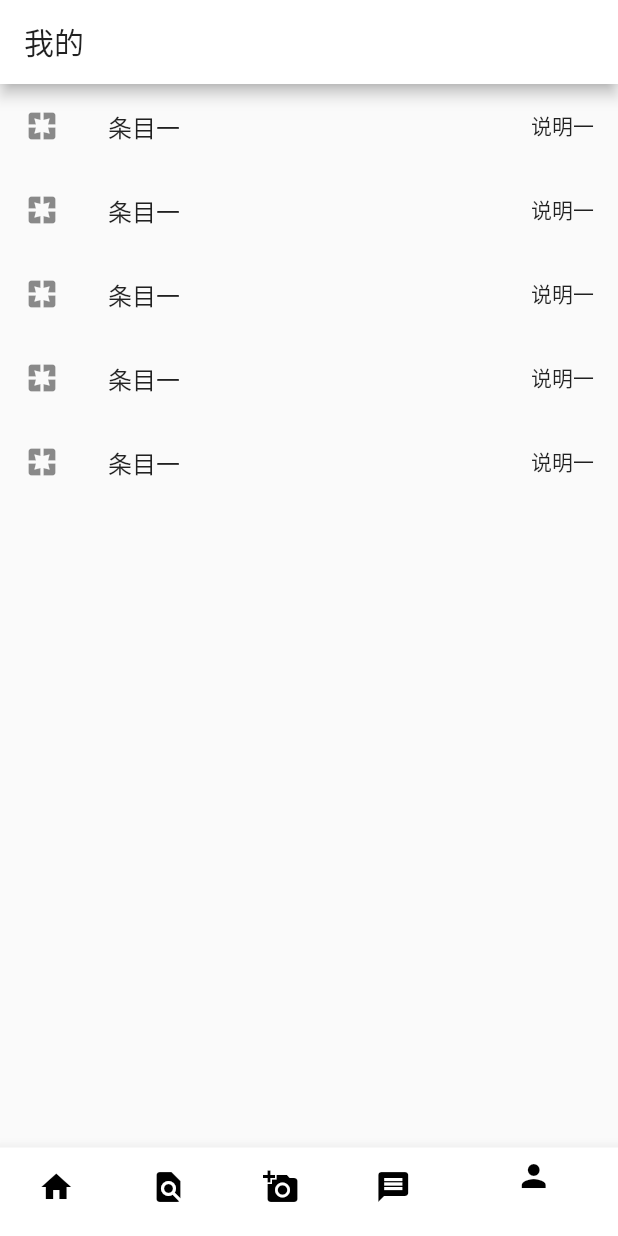
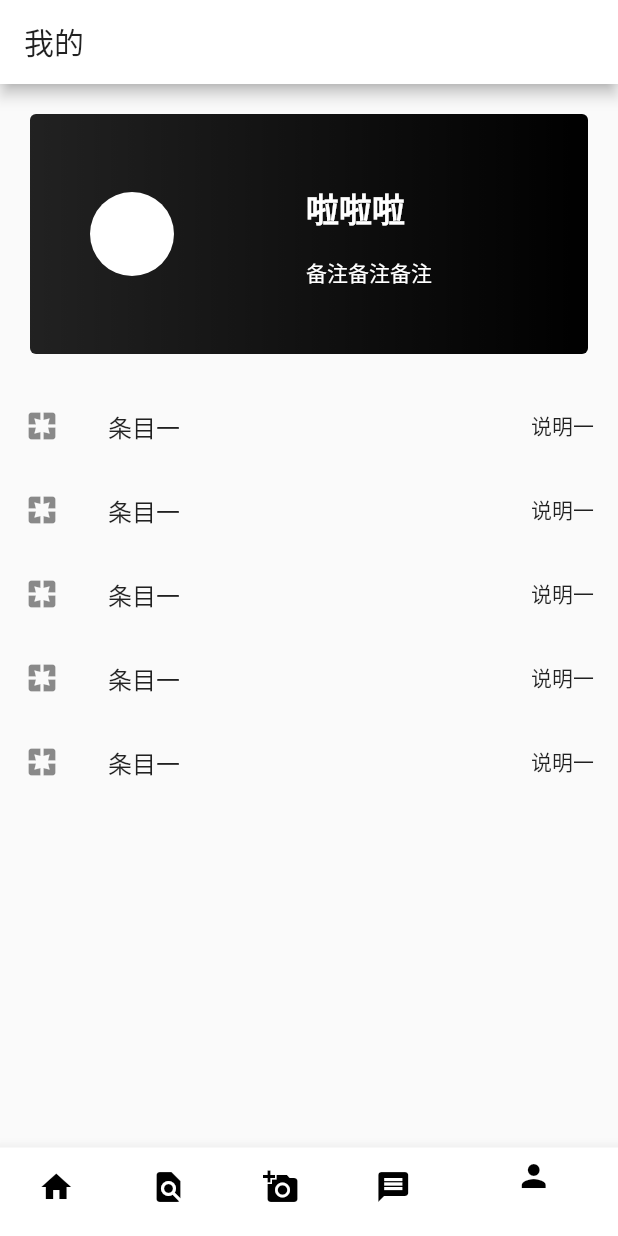
Before and after one commit to OcaenEyes/FlutterLN, a Flutter app: the screen it shows after launch, item 5 of the bottom bar chosen, on a phone screen of 412 x 824 dp. Run offline on Flutter 3.47's test engine with Material 2 defaults, Android fonts, the phone set to English and light mode, and no system bars; network calls fail.

Commit message:
master
master

```diff
--- a/oc/lib/tab/mine.dart
+++ b/oc/lib/tab/mine.dart
@@ -12,6 +12,65 @@ class _MinePageWidgetState extends State<MinePageWidget> {
       appBar: AppBar(title: Text('我的'),),
       body: ListView(
           children: <Widget>[
+
+            new Container(
+              width: 335,
+              height:160 ,
+              margin: EdgeInsets.all(20.0),
+              padding: EdgeInsets.all(20.0),
+
+              decoration: BoxDecoration(
+                borderRadius: BorderRadius.all(Radius.circular(4.0)),
+                gradient: LinearGradient(colors: [Colors.black87,Colors.black]),
+              ),
+              child: new Row(
+                children: <Widget>[
+                  new Container(
+                      width: 56,
+                      height: 56,
+                      margin: EdgeInsets.only(left: 20.0),
+                      decoration: BoxDecoration(
+                        borderRadius: BorderRadius.all(Radius.circular(28)),
+                        color: Colors.white,
+                      ),
+                    ),
+
+                    new Column(
+
+                      children: <Widget>[
+                        Container(
+                          width: 140,
+                          // color: Colors.black,
+                          padding: EdgeInsets.only(left: 20.0),
+                          margin: EdgeInsets.only(top: 26.0,left: 68.0),
+                          alignment: Alignment.centerLeft,
+                          child: Text('啦啦啦',style: TextStyle(color:Colors.white,fontWeight: FontWeight.bold,fontSize: 22)),
+                        ),
+
+                        Padding(padding: EdgeInsets.all(8.0),),
+
+                        Container(
+                          width: 140,
+                          // color: Colors.black,
+                          padding: EdgeInsets.only(left: 20.0),
+                          margin: EdgeInsets.only(left: 68.0),
+                          alignment: Alignment.centerLeft,
+                          child: Text('备注备注备注',style: TextStyle(color:Colors.white,),),
+                        ),
+
+
+                      ],
+
+                  ),
+
+
+
+
+                ],
+              ),
+
+            ),
+
 
             new ListTile(
               title: Text('条目一'),
```
